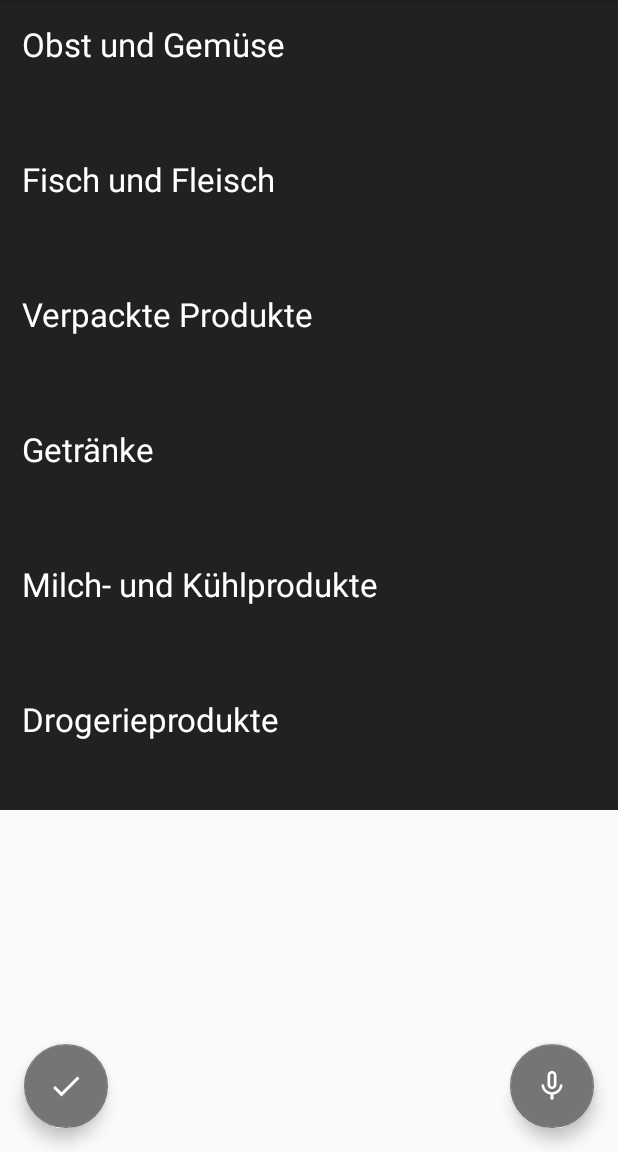
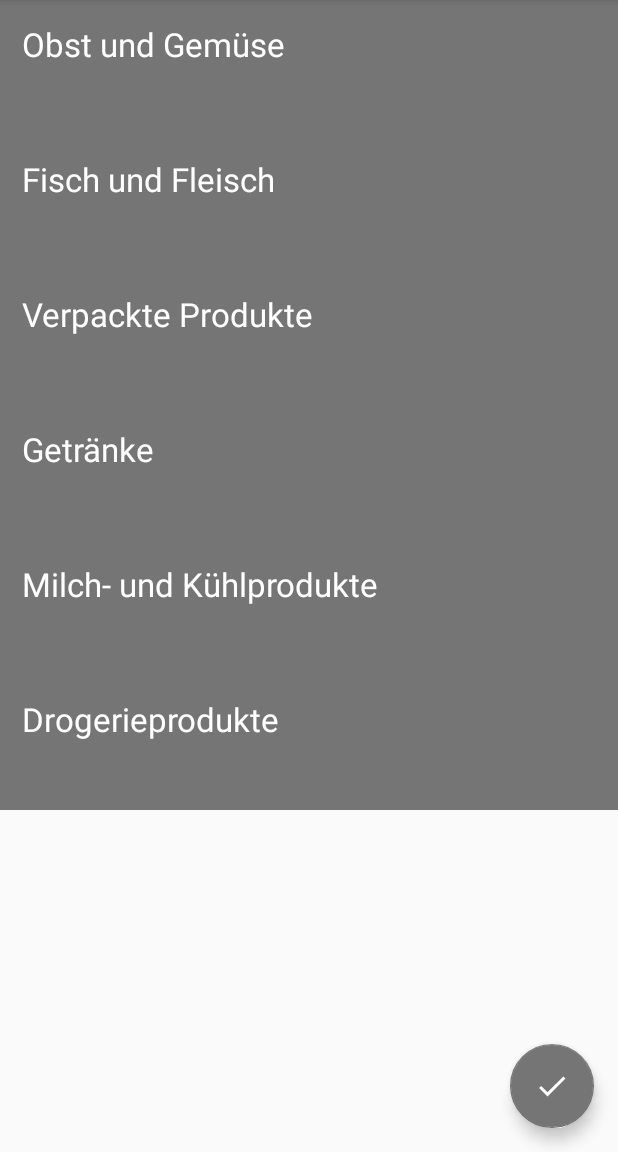
Before and after one commit to KarlEisenkolb/DigitalerEinkaufszettelAndroid, an Android app: the screen it shows after launch (MainActivity), on a phone screen of 412 x 824 dp, the part 84-1236 px from its top. Run offline under Robolectric (Android 15) with nearby library versions, the light colour scheme and no system bars; our stand-ins replace Firebase (no records; nobody signed in at launch, a user with empty details on screens opened directly).

Commit message:
Kategorien Implementierung

```diff
--- a/app/src/main/java/com/example/android/interaktivereinkaufszettel/MainActivity.java
+++ b/app/src/main/java/com/example/android/interaktivereinkaufszettel/MainActivity.java
@@ -22,6 +22,7 @@ import android.view.Menu;
 import android.view.MenuItem;
 import android.view.View;
 import android.view.ViewGroup;
+import android.widget.Button;
 import android.widget.LinearLayout;
 import android.widget.TextView;
 
@@ -52,14 +53,22 @@ import androidx.recyclerview.widget.LinearLayoutManager;
 import androidx.recyclerview.widget.RecyclerView;
 
 public class MainActivity extends AppCompatActivity {
+    static int which_category=0;
     private AudioManager audio;
     private SoundPool soundPool;
     private int deleteSound, finishSound, turn_orangeSound, turn_greenSound, undoSound;
+    private FirebaseFirestore firebaseFirestore = FirebaseFirestore.getInstance();
+    private String[] categoryNameArray;
+    private NoteAdapter[] adapterArray;
+    private CollectionReference[] referenceArray;
+    private Button[] categoryButtonArray;
+    private RecyclerView[] recyclerViewArray;
 
-    public static final String DOC_REFERENCE = "EinkaufszettelCollectionTest";
-    static FirebaseFirestore firebaseFirestore = FirebaseFirestore.getInstance();
-    static CollectionReference firebaseCollectionReference = firebaseFirestore.collection(DOC_REFERENCE);
-    private NoteAdapter adapter;
+    public static float dpToPx(Context context, float dp) {
+        float density = context.getResources().getDisplayMetrics().density;
+        float pixel = dp * density;
+        return pixel;
+    }
 
     @Override
     protected void onCreate(Bundle savedInstanceState) {
@@ -68,109 +77,6 @@ public class MainActivity extends AppCompatActivity {
         setContentView(R.layout.activity_main);
         Toolbar toolbar = findViewById(R.id.toolbar);
         setSupportActionBar(toolbar);
-
-        audio = (AudioManager) getSystemService(Context.AUDIO_SERVICE);
-        AudioAttributes audioAttributes = new AudioAttributes.Builder()
-                .setUsage(AudioAttributes.USAGE_ASSISTANCE_SONIFICATION)
-                .setContentType(AudioAttributes.CONTENT_TYPE_SONIFICATION)
-                .build();
-
-        soundPool = new SoundPool.Builder()
-                .setMaxStreams(2)
-                .setAudioAttributes(audioAttributes)
-                .build();
-
-        deleteSound = soundPool.load(this, R.raw.delete, 1);
-        finishSound = soundPool.load(this, R.raw.finish, 1);
-        turn_orangeSound = soundPool.load(this, R.raw.turn_orange, 1);
-        turn_greenSound = soundPool.load(this, R.raw.turn_green, 1);
-        undoSound = soundPool.load(this, R.raw.undo, 1);
-
-        FirestoreRecyclerOptions<Note> options = new FirestoreRecyclerOptions.Builder<Note>()
-                .setQuery(firebaseCollectionReference.orderBy("adapterPos", Query.Direction.DESCENDING), Note.class)
-                .build();
-
-        List<String> category = new ArrayList<>();
-        category.add("Obst und Gemüse");
-        category.add("Fisch und Fleisch");
-        category.add("Verpackte Produkte");
-        category.add("Getränke");
-        category.add("Milch- und Kühlprodukte");
-        category.add("Drogerieprodukte");
-
-        LinearLayout main_layout = findViewById(R.id.main_layout);
-        for (String currentCategory : category) {
-
-
-            TextView categoryView = new TextView(new ContextThemeWrapper(this, R.style.categoryStyle), null, 0);
-            categoryView.setText(currentCategory);
-            categoryView.setLayoutParams(new ViewGroup.LayoutParams(ViewGroup.LayoutParams.MATCH_PARENT, (int) dpToPx(this, 90)));
-            int dp = (int) dpToPx(this, 15);
-            categoryView.setPadding(dp, dp, dp, dp);
-            categoryView.setBackgroundColor(Color.parseColor("#212121"));
-            main_layout.addView(categoryView);
-
-        }
-
-        final RecyclerView recyclerView = new RecyclerView(this);
-        recyclerView.setLayoutManager(new LinearLayoutManager(this));
-        recyclerView.setNestedScrollingEnabled(false);
-        adapter = new NoteAdapter(options);
-        recyclerView.setAdapter(adapter);
-        main_layout.addView(recyclerView);
-
-        View pufferView = new View(this);
-        pufferView.setLayoutParams(new ViewGroup.LayoutParams(ViewGroup.LayoutParams.MATCH_PARENT, (int) dpToPx(this, 200)));
-        main_layout.addView(pufferView);
-
-        new ItemTouchHelper(new ItemTouchHelper.SimpleCallback(0,
-                ItemTouchHelper.LEFT | ItemTouchHelper.RIGHT) {
-            @Override
-            public boolean onMove(RecyclerView recyclerView, RecyclerView.ViewHolder viewHolder, RecyclerView.ViewHolder target) {
-                return false;
-            }
-
-             @Override
-            public void onSwiped(final RecyclerView.ViewHolder viewHolder, int direction) {
-                final Note note = adapter.getSnapshots().get(viewHolder.getAdapterPosition());
-
-                soundPool.play(deleteSound, 0.4F, 0.4F, 0, 0, 1);
-                 adapter.deleteNote(viewHolder.getAdapterPosition());
-                Snackbar.make(recyclerView, "Einkaufseintrag gelöscht!", Snackbar.LENGTH_LONG)
-                        .setAction("UNDO", new View.OnClickListener() {
-                            @Override
-                            public void onClick(View view) {
-                                soundPool.play(undoSound, 0.1F, 0.1F, 0, 0, 1);
-                                firebaseCollectionReference.add(note);
-                            }
-                        }).show();
-            }
-        }).attachToRecyclerView(recyclerView);
-
-        adapter.setOnItemClickListener(new NoteAdapter.OnItemClickListener() {
-            @Override
-            public void onItemClick(Note note, String id) {
-                if (note.getNoteColor() == note.NOTE_NO_COLOR) {
-                    soundPool.play(turn_greenSound, 0.07F, 0.07F, 0, 0, 1);
-                    firebaseCollectionReference.document(id).update("noteColor", note.NOTE_COLOR_GREEN);
-                } else {
-                    soundPool.play(turn_greenSound, 0.07F, 0.07F, 0, 0, 1);
-                    firebaseCollectionReference.document(id).update("noteColor", note.NOTE_NO_COLOR);
-                }
-            }
-        });
-
-        adapter.setOnLongItemClickListener(new NoteAdapter.OnLongItemClickListener() {
-            @Override
-            public void onLongItemClick(Note note, String id) {
-                if (note.getNoteColor() != note.NOTE_COLOR_YELLOW) {
-                    soundPool.play(turn_orangeSound, 0.2F, 0.2F, 0, 0, 1);
-                    firebaseCollectionReference.document(id).update("noteColor", note.NOTE_COLOR_YELLOW);
-                }
-            }
-        });
-
-        checkPermission();
 
         final SpeechRecognizer mSpeechRecognizer = SpeechRecognizer.createSpeechRecognizer(this);
 
@@ -214,7 +120,7 @@ public class MainActivity extends AppCompatActivity {
 
                 //displaying the first match
                 if (matches != null)
-                    firebaseCollectionReference.add(new Note(matches.get(0), adapter.getSnapshots().size()));
+                    referenceArray[which_category].add(new Note(matches.get(0), adapterArray[which_category].getSnapshots().size()));
             }
 
             @Override
@@ -226,17 +132,125 @@ public class MainActivity extends AppCompatActivity {
             }
         });
 
+        audio = (AudioManager) getSystemService(Context.AUDIO_SERVICE);
+        AudioAttributes audioAttributes = new AudioAttributes.Builder()
+                .setUsage(AudioAttributes.USAGE_ASSISTANCE_SONIFICATION)
+                .setContentType(AudioAttributes.CONTENT_TYPE_SONIFICATION)
+                .build();
 
-        FloatingActionButton fab_mic = findViewById(R.id.fab_mic);
-        fab_mic.setOnClickListener(new View.OnClickListener() {
-                                       @Override
-                                       public void onClick(View v) {
-                                           mSpeechRecognizer.startListening(mSpeechRecognizerIntent);
-                                       }
-                                   }
-        );
+        soundPool = new SoundPool.Builder()
+                .setMaxStreams(2)
+                .setAudioAttributes(audioAttributes)
+                .build();
 
-        FloatingActionButton fab_done = findViewById(R.id.fab_shoppingDone);
+        deleteSound = soundPool.load(this, R.raw.delete, 1);
+        finishSound = soundPool.load(this, R.raw.finish, 1);
+        turn_orangeSound = soundPool.load(this, R.raw.turn_orange, 1);
+        turn_greenSound = soundPool.load(this, R.raw.turn_green, 1);
+        undoSound = soundPool.load(this, R.raw.undo, 1);
+
+        int category_count =6;
+        categoryNameArray = new String[category_count];
+        categoryNameArray[0]="Obst und Gemüse";
+        categoryNameArray[1]="Fisch und Fleisch";
+        categoryNameArray[2]="Verpackte Produkte";
+        categoryNameArray[3]="Getränke";
+        categoryNameArray[4]="Milch- und Kühlprodukte";
+        categoryNameArray[5]="Drogerieprodukte";
+
+        adapterArray = new NoteAdapter[category_count];
+        referenceArray = new CollectionReference[category_count];
+        categoryButtonArray = new Button[category_count];
+        recyclerViewArray = new RecyclerView[category_count];
+
+        LinearLayout main_layout = findViewById(R.id.main_layout);
+        for (int i=0; i<categoryNameArray.length; i++) {
+            final int final_i = i;
+
+            referenceArray[i] = firebaseFirestore.collection(categoryNameArray[i]);
+
+            FirestoreRecyclerOptions<Note> options = new FirestoreRecyclerOptions.Builder<Note>()
+                    .setQuery(referenceArray[i].orderBy("adapterPos", Query.Direction.DESCENDING), Note.class)
+                    .build();
+
+            categoryButtonArray[i] = new Button(new ContextThemeWrapper(this, R.style.categoryStyle), null, 0);
+            categoryButtonArray[i].setText(categoryNameArray[i]);
+            categoryButtonArray[i].setLayoutParams(new ViewGroup.LayoutParams(ViewGroup.LayoutParams.MATCH_PARENT, (int) dpToPx(this, 90)));
+            int dp = (int) dpToPx(this, 15);
+            categoryButtonArray[i].setPadding(dp, dp, dp, dp);
+            categoryButtonArray[i].setBackgroundColor(Color.parseColor("#757575"));
+            categoryButtonArray[i].setOnClickListener(new View.OnClickListener() {
+                @Override
+                public void onClick(View v) {
+                    which_category = final_i;
+                    mSpeechRecognizer.startListening(mSpeechRecognizerIntent);
+                }
+            });
+            main_layout.addView(categoryButtonArray[i]);
+
+            recyclerViewArray[i] = new RecyclerView(this);
+            recyclerViewArray[i].setLayoutManager(new LinearLayoutManager(this));
+            recyclerViewArray[i].setNestedScrollingEnabled(false);
+            adapterArray[i] = new NoteAdapter(options);
+            recyclerViewArray[i].setAdapter(adapterArray[i]);
+
+            new ItemTouchHelper(new ItemTouchHelper.SimpleCallback(0,
+                    ItemTouchHelper.LEFT | ItemTouchHelper.RIGHT) {
+                @Override
+                public boolean onMove(RecyclerView recyclerView, RecyclerView.ViewHolder viewHolder, RecyclerView.ViewHolder target) {
+                    return false;
+                }
+
+                @Override
+                public void onSwiped(final RecyclerView.ViewHolder viewHolder, int direction) {
+
+                    final Note note = adapterArray[final_i].getSnapshots().get(viewHolder.getAdapterPosition());
+
+                    soundPool.play(deleteSound, 0.4F, 0.4F, 0, 0, 1);
+                    adapterArray[final_i].deleteNote(viewHolder.getAdapterPosition());
+                    Snackbar.make(recyclerViewArray[final_i], "Einkaufseintrag gelöscht!", Snackbar.LENGTH_LONG)
+                            .setAction("UNDO", new View.OnClickListener() {
+                                @Override
+                                public void onClick(View view) {
+                                    soundPool.play(undoSound, 0.1F, 0.1F, 0, 0, 1);
+                                    referenceArray[final_i].add(note);
+                                }
+                            }).show();
+                }
+            }).attachToRecyclerView(recyclerViewArray[i]);
+
+            adapterArray[i].setOnItemClickListener(new NoteAdapter.OnItemClickListener() {
+                @Override
+                public void onItemClick(Note note, String id) {
+                    if (note.getNoteColor() == note.NOTE_NO_COLOR) {
+                        soundPool.play(turn_greenSound, 0.07F, 0.07F, 0, 0, 1);
+                        referenceArray[final_i].document(id).update("noteColor", note.NOTE_COLOR_GREEN);
+                    } else {
+                        soundPool.play(turn_greenSound, 0.07F, 0.07F, 0, 0, 1);
+                        referenceArray[final_i].document(id).update("noteColor", note.NOTE_NO_COLOR);
+                    }
+                }
+            });
+
+            adapterArray[i].setOnLongItemClickListener(new NoteAdapter.OnLongItemClickListener() {
+                @Override
+                public void onLongItemClick(Note note, String id) {
+                    if (note.getNoteColor() != note.NOTE_COLOR_YELLOW) {
+                        soundPool.play(turn_orangeSound, 0.2F, 0.2F, 0, 0, 1);
+                        referenceArray[final_i].document(id).update("noteColor", note.NOTE_COLOR_YELLOW);
+                    }
+                }
+            });
+            main_layout.addView(recyclerViewArray[i]);
+        }
+
+        View pufferView = new View(this);
+        pufferView.setLayoutParams(new ViewGroup.LayoutParams(ViewGroup.LayoutParams.MATCH_PARENT, (int) dpToPx(this, 200)));
+        main_layout.addView(pufferView);
+
+        checkPermission();
+
+        /*FloatingActionButton fab_done = findViewById(R.id.fab_shoppingDone);
         fab_done.setOnClickListener(new View.OnClickListener() {
             @Override
             public void onClick(View v) {
@@ -266,7 +280,7 @@ public class MainActivity extends AppCompatActivity {
                         }).show();
             }
         });
-
+*/
     }
 
     @Override
@@ -308,21 +322,24 @@ public class MainActivity extends AppCompatActivity {
     @Override
     protected void onStart() {
         super.onStart();
-        adapter.startListening();
+        for (int i=0; i<categoryNameArray.length; i++)
+        adapterArray[i].startListening();
     }
 
     @Override
     protected void onPause() {
         super.onPause();
-        for(int i=1; i<=adapter.getSnapshots().size(); i++){
-            firebaseCollectionReference.document(adapter.getSnapshots().getSnapshot(i-1).getId()).update("adapterPos", adapter.getSnapshots().size()-i);
-        }
+        for (int n=0; n<categoryNameArray.length; n++){
+        for(int i=1; i<=adapterArray[n].getSnapshots().size(); i++){
+            referenceArray[n].document(adapterArray[n].getSnapshots().getSnapshot(i-1).getId()).update("adapterPos", adapterArray[n].getSnapshots().size()-i);
+        }}
     }
 
     @Override
     protected void onStop() {
         super.onStop();
-        adapter.stopListening();
+        for (int i=0; i<categoryNameArray.length; i++)
+        adapterArray[i].stopListening();
     }
 
     void openWhatsappContact(String number) {
@@ -358,10 +375,4 @@ public class MainActivity extends AppCompatActivity {
         soundPool = null;
     }
 
-    public static float dpToPx(Context context, float dp) {
-        float density = context.getResources().getDisplayMetrics().density;
-        float pixel = dp * density;
-        return pixel;
-    }
-
 }
--- a/app/src/main/res/layout/activity_main.xml
+++ b/app/src/main/res/layout/activity_main.xml
@@ -23,19 +23,11 @@
     <include layout="@layout/content_main" />
 
     <com.google.android.material.floatingactionbutton.FloatingActionButton
-        android:id="@+id/fab_mic"
+        android:id="@+id/fab_shoppingDone"
         android:layout_width="wrap_content"
         android:layout_height="wrap_content"
         android:layout_gravity="bottom|end"
         android:layout_margin="@dimen/fab_margin"
-        app:srcCompat="@drawable/micro" />
-
-    <com.google.android.material.floatingactionbutton.FloatingActionButton
-        android:id="@+id/fab_shoppingDone"
-        android:layout_width="wrap_content"
-        android:layout_height="wrap_content"
-        android:layout_gravity="bottom|start"
-        android:layout_margin="@dimen/fab_margin"
         app:srcCompat="@drawable/done" />
 
 </androidx.coordinatorlayout.widget.CoordinatorLayout>
--- a/app/src/main/res/layout/note_item.xml
+++ b/app/src/main/res/layout/note_item.xml
@@ -2,7 +2,7 @@
 <androidx.cardview.widget.CardView xmlns:android="http://schemas.android.com/apk/res/android"
     android:layout_width="match_parent"
     android:layout_height="wrap_content"
-    android:layout_margin="1dp">
+    android:layout_margin="3dp">
 
     <RelativeLayout
         android:id="@+id/list_item_color"
```
